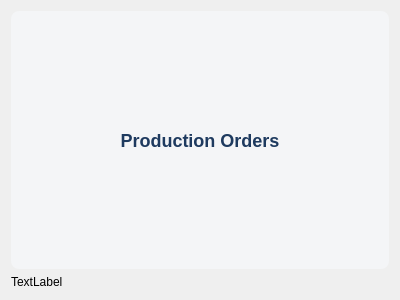
Above: ui/OrdersView.ui from MagdaOleksandrTeam/ProductionPlanner before the change. Below: the same form after it.
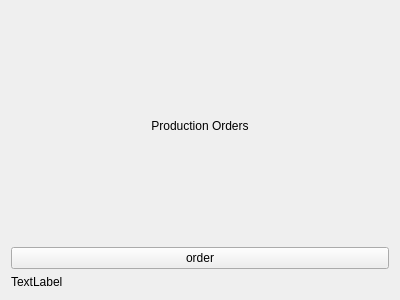
That is the form after the change.

```diff
--- a/ui/OrdersView.ui
+++ b/ui/OrdersView.ui
@@ -23,11 +23,7 @@
       </sizepolicy>
      </property>
      <property name="styleSheet">
-      <string notr="true">font-size: 18px;
-font-weight: bold;
-color: #1E3A5F;
-background-color: #F4F5F7;
-border-radius: 8px;</string>
+      <string notr="true"/>
      </property>
      <property name="text">
       <string>Production Orders</string>
@@ -37,6 +33,13 @@
      </property>
     </widget>
    </item>
+   <item>
+    <widget class="QPushButton" name="pushButton">
+     <property name="text">
+      <string>order</string>
+     </property>
+    </widget>
+   </item>
    <item>
     <widget class="QLabel" name="label_2">
      <property name="text">
```
Left out of the diff: 6 changed lines with no effect on the pictures.
